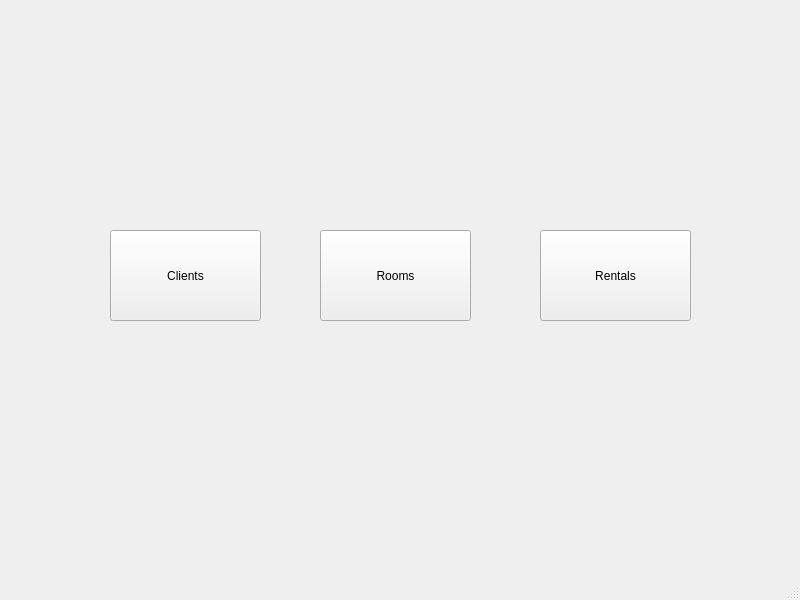
Above: mainwindow.ui from sluchson/Projekt-Studia-HotelSystem before the change. Below: the same form after it.
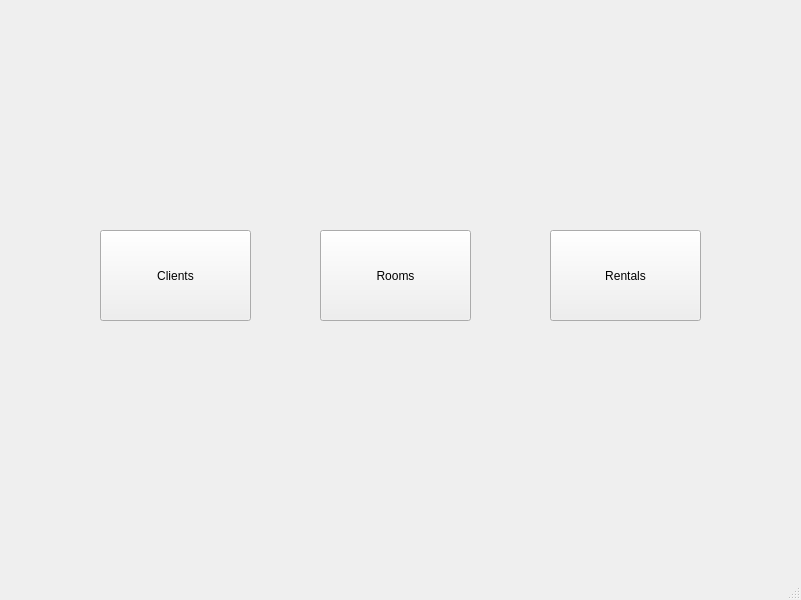
That is the form after the change.

The edit to the form file:
```diff
--- a/mainwindow.ui
+++ b/mainwindow.ui
@@ -6,10 +6,19 @@
    <rect>
     <x>0</x>
     <y>0</y>
-    <width>800</width>
+    <width>801</width>
     <height>600</height>
    </rect>
   </property>
+  <property name="maximumSize">
+   <size>
+    <width>801</width>
+    <height>600</height>
+   </size>
+  </property>
+  <property name="mouseTracking">
+   <bool>false</bool>
+  </property>
   <property name="windowTitle">
    <string>MainWindow</string>
   </property>
@@ -17,7 +26,7 @@
    <widget class="QPushButton" name="ClientsButton">
     <property name="geometry">
      <rect>
-      <x>110</x>
+      <x>100</x>
       <y>230</y>
       <width>151</width>
       <height>91</height>
@@ -43,7 +52,7 @@
    <widget class="QPushButton" name="RentalsButton">
     <property name="geometry">
      <rect>
-      <x>540</x>
+      <x>550</x>
       <y>230</y>
       <width>151</width>
       <height>91</height>
```
Left out of the diff: 4 changed lines with no effect on the pictures.
